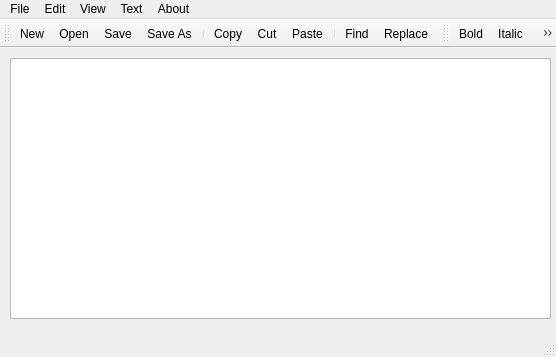
First picture: the form in Beginner/RichTextEditor/RichTextEditor/mainwindow.ui, repository develooper1994/Qt5WidgetLearning, before the edit.
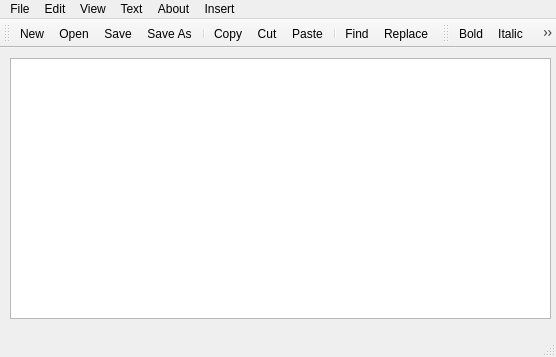
Second picture: the form after the edit. Icons and pictures are not drawn.

What changed in the file:
```diff
--- a/Beginner/RichTextEditor/RichTextEditor/mainwindow.ui
+++ b/Beginner/RichTextEditor/RichTextEditor/mainwindow.ui
@@ -87,11 +87,19 @@
     <addaction name="actionHelp"/>
     <addaction name="actionAbout"/>
    </widget>
+   <widget class="QMenu" name="menuInsert">
+    <property name="title">
+     <string>Insert</string>
+    </property>
+    <addaction name="actionCustom"/>
+    <addaction name="actionAnimals"/>
+   </widget>
    <addaction name="menuFile"/>
    <addaction name="menuEdit"/>
    <addaction name="menuView"/>
    <addaction name="menuTest"/>
    <addaction name="menuAbout"/>
+   <addaction name="menuInsert"/>
   </widget>
   <widget class="QStatusBar" name="statusbar"/>
   <widget class="QToolBar" name="toolBar">
```
Left out of the diff: 10 changed lines with no effect on the pictures.
